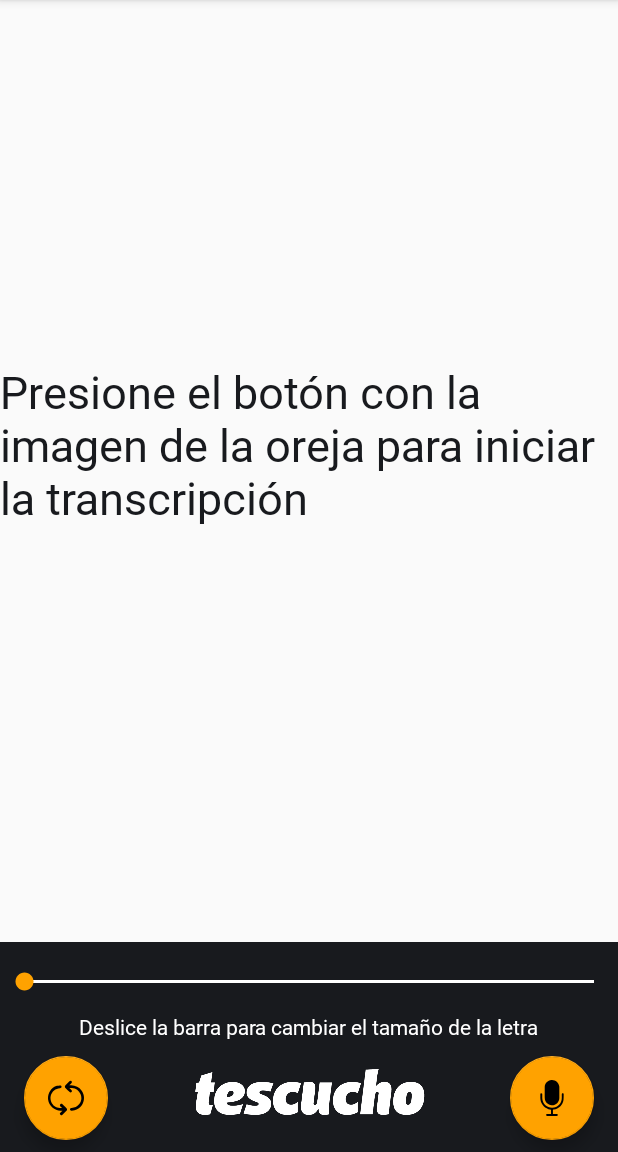
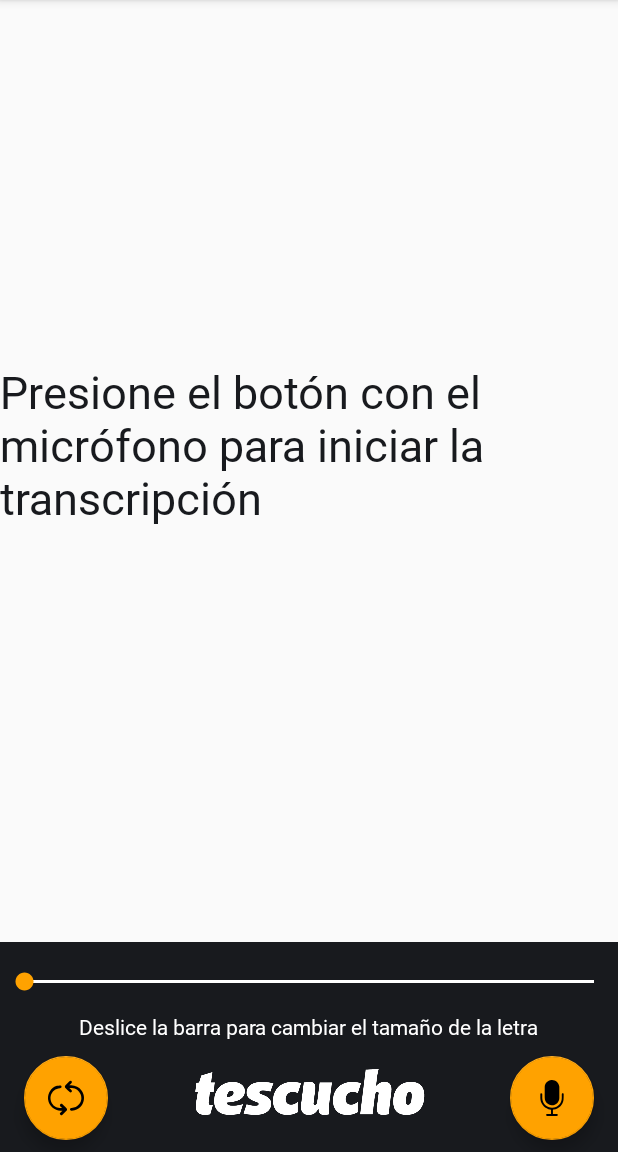
Before and after one commit to HeraclitoDeEfeso/Tescucho2.0, an Android app: the Clasico screen opened directly, with no data from a screen before it, on a phone screen of 412 x 824 dp, the part 84-1236 px from its top. Run offline under Robolectric (Android 15) with nearby library versions, the phone set to English and light mode, and no system bars.

Commit message:
Cambio de texto indicativo para iniciar la transcripción

```diff
--- a/app/src/main/res/values/strings.xml
+++ b/app/src/main/res/values/strings.xml
@@ -8,7 +8,7 @@
     <string name="recognize_microphone">Recognize Microphone</string>
     <string name="stop_microphone">Stop Microphone</string>
     <string name="preparing">Preparando sistema. Por favor espere. \n</string>
-    <string name="ready">Presione el botón con la imagen de la oreja para iniciar la transcripción\n</string>
+    <string name="ready">Presione el botón con el micrófono para iniciar la transcripción\n</string>
     <string name="failed">El sistema ha fallado. Por favor reinicie la app.%s\n</string>
     <string name="elapsed">Result %s elapsed %d milliseconds\n</string>
     <string name="starting">Preparando sistema\n</string>
```
